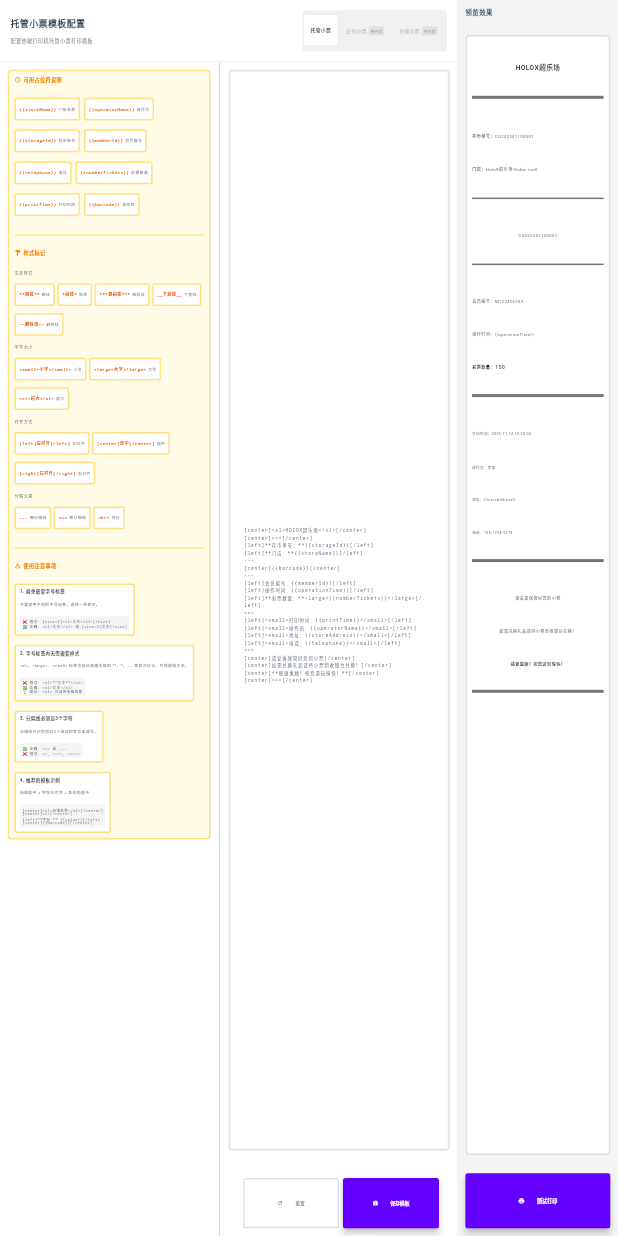
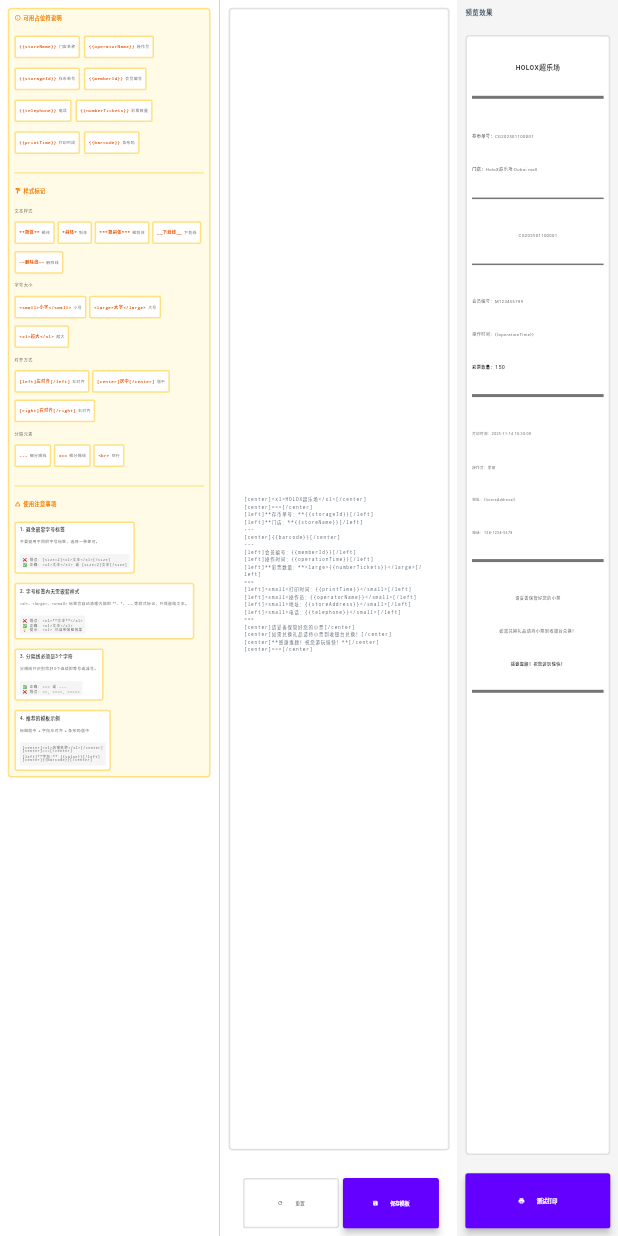
Before and after one commit to jiang-jian/crc1114, a Flutter app: the ReceiptSettingsView widget shown alone on an empty page, opened directly, on a phone screen of 412 x 824 dp. Run offline on Flutter 3.47's test engine with Material 3 defaults, Android fonts, the phone set to English and light mode, and no system bars; our stand-ins replace connectivity_plus, data_table_2, dio, flutter_screenutil, flutter_svg, get and 3 more; missing offline and left inert: android_intent_plus, nfc_manager, sunmi_flutter_plugin_printer, window_manager; accounts and stored records are empty.

Commit message:
refactor(settings): 合并小票配置菜单为统一Tab页面
- 新增 ReceiptConfigPage 统一小票配置页面，包含3个Tab

- 优化 ReceiptSettingsView，支持Tab页面场景

- 菜单简化：3个独立小票项合并为1个「小票配置」入口

- 改进用户体验：同一页面内快速切换不同类型小票配置

```diff
--- a/lib/modules/settings/views/receipt_settings_view.dart
+++ b/lib/modules/settings/views/receipt_settings_view.dart
@@ -117,7 +117,7 @@ class _ReceiptSettingsViewState extends State<ReceiptSettingsView> {
       color: Colors.white,
       child: Row(
         children: [
-          Expanded(flex: 74, child: _buildEditorSection()),
+          Expanded(flex: 74, child: _buildEditorSectionWithoutHeader()),
           Expanded(
             flex: 26,
             child: Container(
@@ -188,6 +188,45 @@ class _ReceiptSettingsViewState extends State<ReceiptSettingsView> {
           ),
         ),
       ],
+    );
+  }
+
+  /// 无标题栏的编辑器区域（用于Tab页面）
+  Widget _buildEditorSectionWithoutHeader() {
+    return Obx(
+      () => Row(
+        key: _editorRowKey,
+        crossAxisAlignment: CrossAxisAlignment.start,
+        children: [
+          // 左侧：标签使用指南（独立滚动）
+          Expanded(
+            flex: _leftPanelFlex.value,
+            child: Container(
+              child: SingleChildScrollView(
+                padding: EdgeInsets.all(AppTheme.spacingL),
+                child: _buildPlaceholderGuide(),
+              ),
+            ),
+          ),
+          // 可拖拽的分隔条
+          _buildDraggableDivider(),
+          // 右侧：模板编辑器（独立滚动）
+          Expanded(
+            flex: 100 - _leftPanelFlex.value,
+            child: Container(
+              padding: EdgeInsets.all(AppTheme.spacingL),
+              child: Column(
+                crossAxisAlignment: CrossAxisAlignment.start,
+                children: [
+                  Expanded(child: _buildTemplateEditor()),
+                  SizedBox(height: 24.h),
+                  Center(child: _buildActionButtons()),
+                ],
+              ),
+            ),
+          ),
+        ],
+      ),
     );
   }
 
```
Also changed, not shown: lib/modules/settings/views/receipt_config_page.dart (added, +118 -0 lines), lib/modules/settings/views/settings_page.dart (+6 -25 lines).
